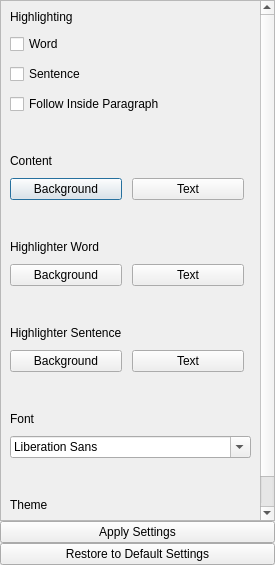
Before: the Qt Designer form src/forms/color_settings.ui in DinoZAR/CentralAccessReader, drawn with Qt 5.
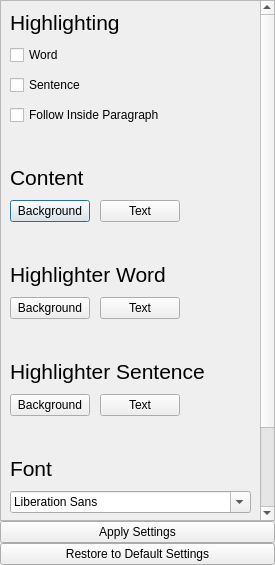
After: the same form once the commit is applied. Icons and pictures are not drawn.

```diff
--- a/src/forms/color_settings.ui
+++ b/src/forms/color_settings.ui
@@ -36,9 +36,9 @@
       <property name="geometry">
        <rect>
         <x>0</x>
-        <y>0</y>
+        <y>-145</y>
         <width>256</width>
-        <height>594</height>
+        <height>666</height>
        </rect>
       </property>
       <layout class="QVBoxLayout" name="verticalLayout_8">
@@ -52,6 +52,9 @@
          </property>
          <item>
           <widget class="QLabel" name="label_8">
+           <property name="styleSheet">
+            <string notr="true">font-size: 16pt;</string>
+           </property>
            <property name="text">
             <string>Highlighting</string>
            </property>
@@ -87,6 +90,9 @@
          </property>
          <item>
           <widget class="QLabel" name="label_6">
+           <property name="styleSheet">
+            <string notr="true">font-size: 16pt;</string>
+           </property>
            <property name="text">
             <string>Content</string>
            </property>
@@ -113,6 +119,12 @@
              <property name="orientation">
               <enum>Qt::Horizontal</enum>
              </property>
+             <property name="sizeHint" stdset="0">
+              <size>
+               <width>0</width>
+               <height>0</height>
+              </size>
+             </property>
             </spacer>
            </item>
           </layout>
@@ -126,6 +138,9 @@
          </property>
          <item>
           <widget class="QLabel" name="label_4">
+           <property name="styleSheet">
+            <string notr="true">font-size: 16pt;</string>
+           </property>
            <property name="text">
             <string>Highlighter Word</string>
            </property>
@@ -152,6 +167,12 @@
              <property name="orientation">
               <enum>Qt::Horizontal</enum>
              </property>
+             <property name="sizeHint" stdset="0">
+              <size>
+               <width>0</width>
+               <height>0</height>
+              </size>
+             </property>
             </spacer>
            </item>
           </layout>
@@ -165,6 +186,9 @@
          </property>
          <item>
           <widget class="QLabel" name="label_5">
+           <property name="styleSheet">
+            <string notr="true">font-size: 16pt;</string>
+           </property>
            <property name="text">
             <string>Highlighter Sentence</string>
            </property>
@@ -191,6 +215,12 @@
              <property name="orientation">
               <enum>Qt::Horizontal</enum>
              </property>
+             <property name="sizeHint" stdset="0">
+              <size>
+               <width>0</width>
+               <height>0</height>
+              </size>
+             </property>
             </spacer>
            </item>
           </layout>
@@ -204,6 +234,9 @@
          </property>
          <item>
           <widget class="QLabel" name="label_9">
+           <property name="styleSheet">
+            <string notr="true">font-size: 16pt;</string>
+           </property>
            <property name="text">
             <string>Font</string>
            </property>
@@ -225,6 +258,9 @@
          </property>
          <item>
           <widget class="QLabel" name="label_2">
+           <property name="styleSheet">
+            <string notr="true">font-size: 16pt;</string>
+           </property>
            <property name="text">
             <string>Theme</string>
            </property>
```
